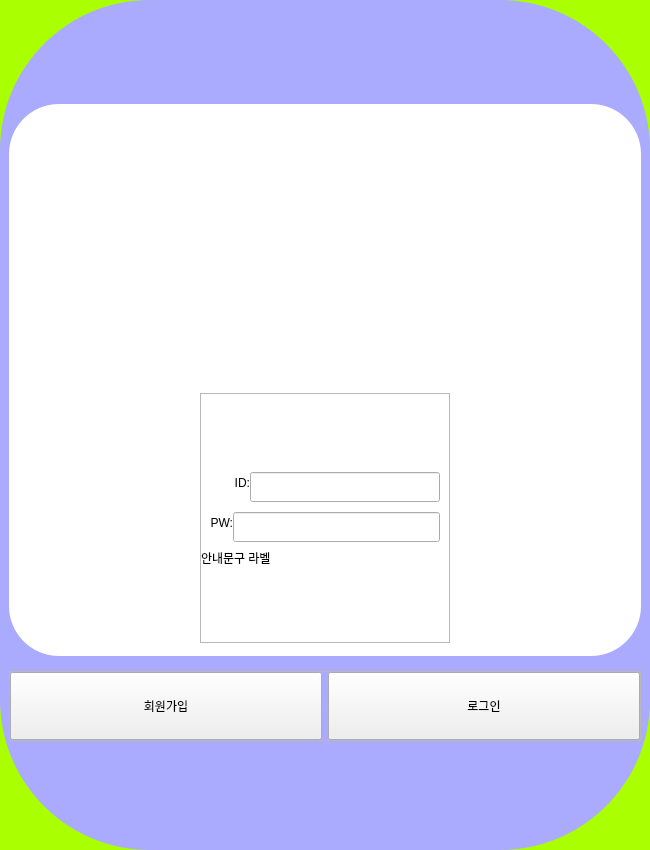
First picture: the form in code/front/ui/main_widget_damagochi_ver2.ui, repository lee991229/damagochi_ver2, before the edit.
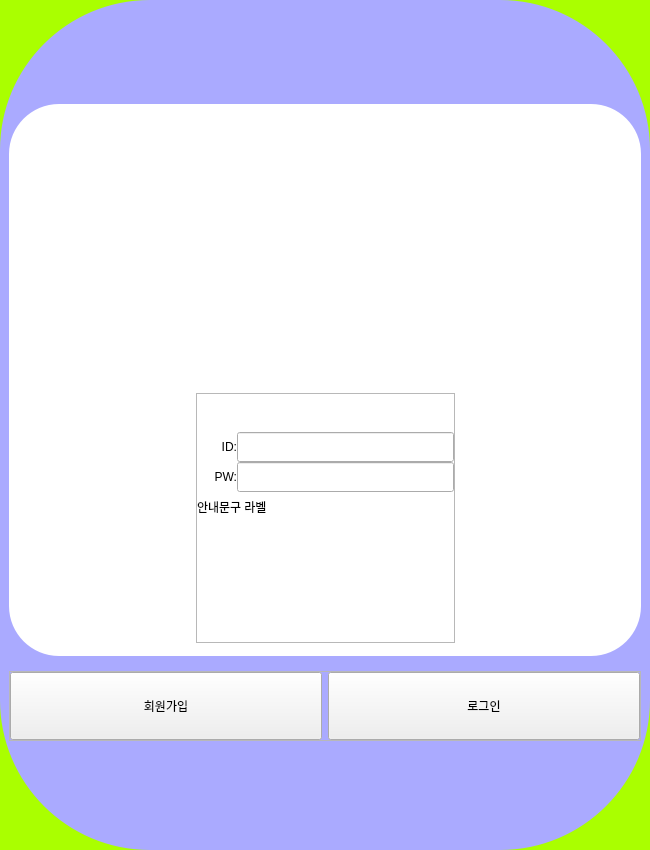
Second picture: the form after the edit. The open tabs and pages were chosen to show the change. Icons and pictures are not drawn.

Diff of the .ui file:
```diff
--- a/code/front/ui/main_widget_damagochi_ver2.ui
+++ b/code/front/ui/main_widget_damagochi_ver2.ui
@@ -291,7 +291,7 @@
                        <number>0</number>
                       </property>
                       <item>
-                       <spacer name="verticalSpacer_5">
+                       <spacer name="verticalSpacer_4">
                         <property name="orientation">
                          <enum>Qt::Vertical</enum>
                         </property>
@@ -304,46 +304,8 @@
                        </spacer>
                       </item>
                       <item>
-                       <widget class="QWidget" name="widget_3" native="true">
-                        <property name="sizePolicy">
-                         <sizepolicy hsizetype="Preferred" vsizetype="Minimum">
-                          <horstretch>0</horstretch>
-                          <verstretch>0</verstretch>
-                         </sizepolicy>
-                        </property>
-                        <property name="minimumSize">
-                         <size>
-                          <width>0</width>
-                          <height>40</height>
-                         </size>
-                        </property>
-                        <property name="maximumSize">
-                         <size>
-                          <width>16777215</width>
-                          <height>40</height>
-                         </size>
-                        </property>
-                        <layout class="QHBoxLayout" name="horizontalLayout_3">
-                         <property name="spacing">
-                          <number>0</number>
-                         </property>
-                         <item>
-                          <widget class="QLabel" name="label_id">
-                           <property name="minimumSize">
-                            <size>
-                             <width>40</width>
-                             <height>0</height>
-                            </size>
-                           </property>
-                           <property name="text">
-                            <string>ID:</string>
-                           </property>
-                           <property name="alignment">
-                            <set>Qt::AlignRight|Qt::AlignTrailing|Qt::AlignVCenter</set>
-                           </property>
-                          </widget>
-                         </item>
-                         <item>
+                       <layout class="QGridLayout" name="gridLayout_2">
+                        <item row="0" column="1">
                           <widget class="QLineEdit" name="line_edit_id">
                            <property name="sizePolicy">
                             <sizepolicy hsizetype="Expanding" vsizetype="Maximum">
@@ -359,28 +321,23 @@
                            </property>
                           </widget>
                          </item>
-                        </layout>
-                       </widget>
-                      </item>
-                      <item>
-                       <widget class="QWidget" name="widget_2" native="true">
-                        <property name="minimumSize">
-                         <size>
-                          <width>0</width>
-                          <height>40</height>
-                         </size>
-                        </property>
-                        <property name="maximumSize">
-                         <size>
-                          <width>16777215</width>
-                          <height>40</height>
-                         </size>
-                        </property>
-                        <layout class="QHBoxLayout" name="horizontalLayout_2">
-                         <property name="spacing">
-                          <number>0</number>
-                         </property>
-                         <item>
+                        <item row="0" column="0">
+                         <widget class="QLabel" name="label_id">
+                          <property name="minimumSize">
+                           <size>
+                            <width>40</width>
+                            <height>0</height>
+                           </size>
+                          </property>
+                          <property name="text">
+                           <string>ID:</string>
+                          </property>
+                          <property name="alignment">
+                           <set>Qt::AlignRight|Qt::AlignTrailing|Qt::AlignVCenter</set>
+                          </property>
+                         </widget>
+                        </item>
+                        <item row="1" column="0">
                           <widget class="QLabel" name="label_pw">
                            <property name="minimumSize">
                             <size>
@@ -396,7 +353,7 @@
                            </property>
                           </widget>
                          </item>
-                         <item>
+                        <item row="1" column="1">
                           <widget class="QLineEdit" name="line_edit_pw">
                            <property name="sizePolicy">
                             <sizepolicy hsizetype="Expanding" vsizetype="Maximum">
@@ -412,46 +369,7 @@
                            </property>
                           </widget>
                          </item>
-                        </layout>
-                       </widget>
-                      </item>
-                      <item>
-                       <widget class="QWidget" name="widget_4" native="true">
-                        <property name="sizePolicy">
-                         <sizepolicy hsizetype="Preferred" vsizetype="Minimum">
-                          <horstretch>0</horstretch>
-                          <verstretch>0</verstretch>
-                         </sizepolicy>
-                        </property>
-                        <property name="minimumSize">
-                         <size>
-                          <width>0</width>
-                          <height>30</height>
-                         </size>
-                        </property>
-                        <property name="maximumSize">
-                         <size>
-                          <width>16777215</width>
-                          <height>30</height>
-                         </size>
-                        </property>
-                        <layout class="QVBoxLayout" name="verticalLayout_6">
-                         <property name="spacing">
-                          <number>0</number>
-                         </property>
-                         <property name="leftMargin">
-                          <number>0</number>
-                         </property>
-                         <property name="topMargin">
-                          <number>0</number>
-                         </property>
-                         <property name="rightMargin">
-                          <number>0</number>
-                         </property>
-                         <property name="bottomMargin">
-                          <number>0</number>
-                         </property>
-                         <item>
+                        <item row="2" column="0" colspan="2">
                           <widget class="QLabel" name="label_3">
                            <property name="sizePolicy">
                             <sizepolicy hsizetype="Preferred" vsizetype="Minimum">
@@ -471,17 +389,16 @@
                           </widget>
                          </item>
                         </layout>
-                       </widget>
                       </item>
                       <item>
-                       <spacer name="verticalSpacer_4">
+                       <spacer name="verticalSpacer_5">
                         <property name="orientation">
                          <enum>Qt::Vertical</enum>
                         </property>
                         <property name="sizeHint" stdset="0">
                          <size>
-                          <width>20</width>
-                          <height>40</height>
+                          <width>257</width>
+                          <height>121</height>
                          </size>
                         </property>
                        </spacer>
```
Left out of the diff: 1 changed line with no effect on the pictures. Lines whose indentation alone changed are shown as unchanged.
